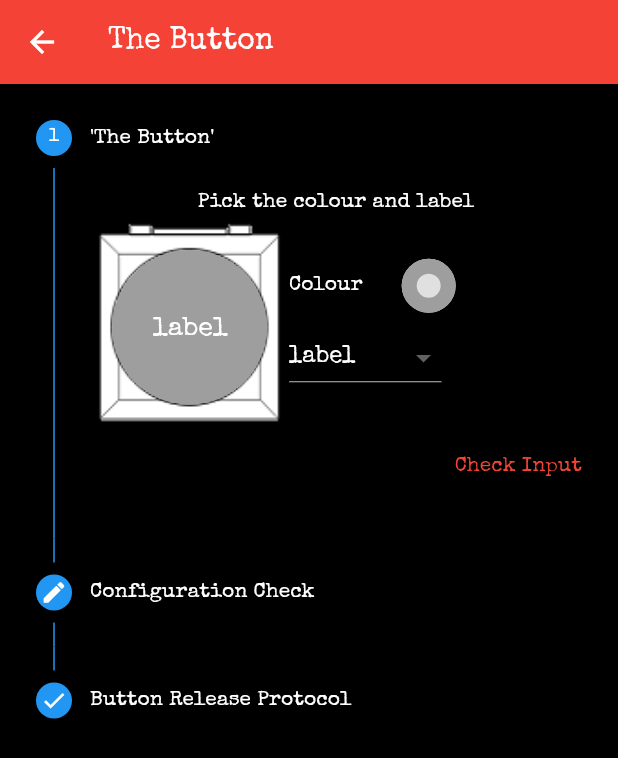
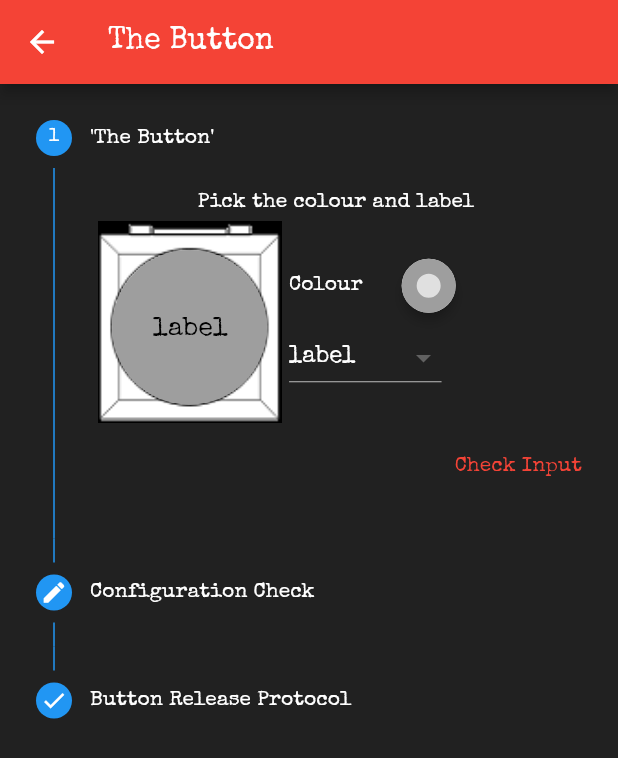
Before and after one commit to pkoutinas/ktne_buster, a Flutter app: the ButtonScreen screen opened directly with empty values, on a phone screen of 412 x 824 dp. Shown: the top 758 px of the screen. Run offline on Flutter 3.47's test engine with Material 2 defaults, Android fonts, the light colour scheme and no system bars.

Commit message:
2019-01-22:  - Small fixes  - Completed 'The Button'

```diff
--- a/lib/ButtonScreen.dart
+++ b/lib/ButtonScreen.dart
@@ -53,7 +53,7 @@ class _ButtonScreenState extends State<ButtonScreen> {
   Widget _returnAction(){
     // Case 1
     if (getColourName(_colour)=="blue" && _label == "ABORT" ){
-      return Text("KEEP PRESSED AND PRAY");
+      return _returnPressAndPray();
     // Case 2
     } else if (widget.config.batteries > 1 && _label=="DETONATE" ) {
       return Container(
@@ -64,7 +64,7 @@ class _ButtonScreenState extends State<ButtonScreen> {
       );
     // Case 3
     } else if (getColourName(_colour)=="white" && widget.config.getLabel("CAR",true) ){
-      return Text("KEEP PRESSED AND PRAY");
+      return _returnPressAndPray();
     // Case 4
     } else if (widget.config.batteries > 2 && widget.config.getLabel("FRK",true) ) {
     return Container(
@@ -74,7 +74,7 @@ class _ButtonScreenState extends State<ButtonScreen> {
     );
     // Case 5
     } else if (getColourName(_colour)=="yellow" ){
-      return Text("KEEP PRESSED AND PRAY");
+      return _returnPressAndPray();
     // Case 6
     } else if (getColourName(_colour)=="red" && _label=="HOLD" ){
       return Container(
@@ -82,9 +82,66 @@ class _ButtonScreenState extends State<ButtonScreen> {
           child:
           Text("Press and immediately release the button", style: TextStyle(fontSize: 20.0), textAlign: TextAlign.center)
       );
-    } else {return Text("KEEP PRESSED AND PRAY");}
+    } else {return  _returnPressAndPray();}
     //widget.config.batteries > 2 && widget.config.getLabel("FRK",true)?"The FRK is true":"BULLSHIT"
 
+  }
+
+  Widget _returnPressAndPray(){
+    return Column(children: <Widget>[
+        Row(mainAxisAlignment: MainAxisAlignment.start,
+            crossAxisAlignment: CrossAxisAlignment.center,
+            children: <Widget>[
+              SizedBox(
+              width: 140,
+              child:
+              Text("If you see: ",softWrap: true,),),
+              Container(
+                margin: EdgeInsets.only(top:0, left:5, right: 5, bottom: 10),
+                child:
+                  SizedBox(width: 30, height: 150,child:
+                  DecoratedBox(decoration: ShapeDecoration(shape: Border.all(), color: Colors.blue))),),
+              Container(
+                margin: EdgeInsets.only(top:0, left:5, right: 5, bottom: 10),
+                child:
+                SizedBox(width: 30, height: 150,child:
+                DecoratedBox(decoration: ShapeDecoration(shape: Border.all(), color: Colors.yellow))),),
+              Container(
+                margin: EdgeInsets.only(top:0, left:5, right: 5, bottom: 10),
+                child:
+                SizedBox(width: 30, height: 150, child:
+                RotatedBox(quarterTurns: 1, child:
+                    Container(alignment: Alignment(0, 0),decoration: ShapeDecoration(shape: Border.all(color: Colors.white)), child:
+                Text("Any other...",softWrap: true)),),),
+              ),
+            ]),
+        Row(mainAxisAlignment: MainAxisAlignment.start,
+            crossAxisAlignment: CrossAxisAlignment.center,
+            children: <Widget>[
+              SizedBox(
+                width: 140,
+                child:
+              Text("Release when the timer contains: ",softWrap: true),),
+              Container(
+                margin: EdgeInsets.only(top:0, left:5, right: 5, bottom: 0),
+                child:
+                SizedBox(width: 30, height: 30,child:
+                Container(alignment: Alignment(0, 0),decoration: ShapeDecoration(shape: Border.all(color: Colors.white)), child:
+                Text("4",softWrap: true)),),),
+              Container(
+                margin: EdgeInsets.only(top:0, left:5, right: 5, bottom: 0),
+                child:
+                SizedBox(width: 30, height: 30,child:
+                Container(alignment: Alignment(0, 0),decoration: ShapeDecoration(shape: Border.all(color: Colors.white)), child:
+                Text("5",softWrap: true)),),),
+              Container(
+                margin: EdgeInsets.only(top:0, left:5, right: 5, bottom: 0),
+                child:
+                SizedBox(width: 30, height: 30, child:
+                Container(alignment: Alignment(0, 0),decoration: ShapeDecoration(shape: Border.all(color: Colors.white)), child:
+                Text("1",softWrap: true)),),),
+            ]),
+    ]);
   }
 
   @override
@@ -114,8 +171,6 @@ class _ButtonScreenState extends State<ButtonScreen> {
                   color: Colors.red,
                   child: const Text('Next'))
                   : Container(
-                  //onPressed:  onStepContinue,
-                  color: Colors.black,
                   child: const Text('Check Input', style: TextStyle(color: Colors.red)))
                 ],
               )
--- a/lib/KeypadsScreen.dart
+++ b/lib/KeypadsScreen.dart
@@ -116,7 +116,7 @@ class _KeypadsScreenState extends State<KeypadsScreen> {
                         width: 80.0,
                         child:
                         Image.asset(_finalSequence == null || _finalSequence.length<4
-                            ?"images/activities/Keypads/0_blank.png"
+                            ?_partialPath+"0_blank.png"
                             :_partialPath+_finalSequence.elementAt(1)+".png") //Default image if no solution found (yet!)
                     ),
                     Container(
--- a/lib/helper.dart
+++ b/lib/helper.dart
@@ -398,12 +398,15 @@ class ButtonConfig extends StatefulWidget {
 }
 
 class _ButtonConfigState extends State<ButtonConfig> {
-  Color changedColour = Colors.grey;
+  MaterialColor changedColour = Colors.grey;
   String _label = "label";
 
   changeColor(Color colour) => setState(() {
-    changedColour = colour;
-    widget.changedColour(colour);
+    debugPrint("colour: "+colour.toString());
+    changedColour = MaterialColor(colour.value,{1:colour});
+    debugPrint("colour2: "+colour.toString());
+    widget.changedColour(MaterialColor(colour.value,{1:colour}) );
+    debugPrint("colour3: "+colour.toString());
     Navigator.of(context).pop();
   });
 
@@ -437,8 +440,11 @@ class _ButtonConfigState extends State<ButtonConfig> {
                       Container(
                         margin: EdgeInsets.only(left:1, top:10),
                           child:
-                          Text(_label, style: TextStyle(fontSize: 18),)
-                      ),
+                          Text(_label, style: TextStyle(fontSize: 18,
+                            color: useWhiteForeground(this.changedColour)
+                              ? Colors.white
+                                : Colors.black),
+                      )),
                     ],
                   ))
               ),
--- a/lib/main.dart
+++ b/lib/main.dart
@@ -22,7 +22,7 @@ class MyApp extends StatelessWidget {
           primaryColor: Colors.red,
           primaryTextTheme: TextTheme( body2: TextStyle(color: Colors.white)),
           hintColor: Colors.white,
-          canvasColor: Colors.black,
+          canvasColor: Colors.grey[900],
           fontFamily: 'Elite',
           textTheme: TextTheme(body1: TextStyle(color: Colors.white))),
       home: new SplashScreen(),
```
